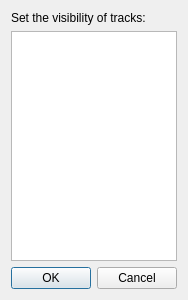
This is BambooTracker/gui/hide_tracks_dialog.ui in BambooTracker/BambooTracker as Qt 5 draws it before an edit. The edited form follows.
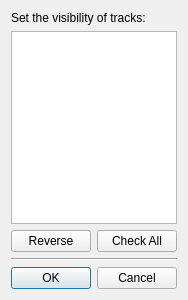
This is the edited form.

Commit message: Add reverse and check all button in hide tracks dialog

Diff of the .ui file:
```diff
--- a/BambooTracker/gui/hide_tracks_dialog.ui
+++ b/BambooTracker/gui/hide_tracks_dialog.ui
@@ -13,18 +13,29 @@
   <property name="windowTitle">
    <string>Hide Tracks</string>
   </property>
-  <layout class="QVBoxLayout" name="verticalLayout">
-   <item>
+  <layout class="QGridLayout" name="gridLayout">
+   <item row="2" column="1">
+    <widget class="QPushButton" name="checkAllPushButton">
+     <property name="text">
+      <string>Check All</string>
+     </property>
+    </widget>
+   </item>
+   <item row="2" column="0">
+    <widget class="QPushButton" name="reversePushButton">
+     <property name="text">
+      <string>Reverse</string>
+     </property>
+    </widget>
+   </item>
+   <item row="0" column="0" colspan="2">
     <widget class="QLabel" name="label">
      <property name="text">
       <string>Set the visibility of tracks:</string>
      </property>
     </widget>
    </item>
-   <item>
-    <widget class="QListWidget" name="listWidget"/>
-   </item>
-   <item>
+   <item row="4" column="0" colspan="2">
     <widget class="QDialogButtonBox" name="buttonBox">
      <property name="orientation">
       <enum>Qt::Horizontal</enum>
@@ -34,6 +45,16 @@
      </property>
     </widget>
    </item>
+   <item row="1" column="0" colspan="2">
+    <widget class="QListWidget" name="listWidget"/>
+   </item>
+   <item row="3" column="0" colspan="2">
+    <widget class="Line" name="line">
+     <property name="orientation">
+      <enum>Qt::Horizontal</enum>
+     </property>
+    </widget>
+   </item>
   </layout>
  </widget>
  <resources/>
```
The commit also changes 3 other files.
